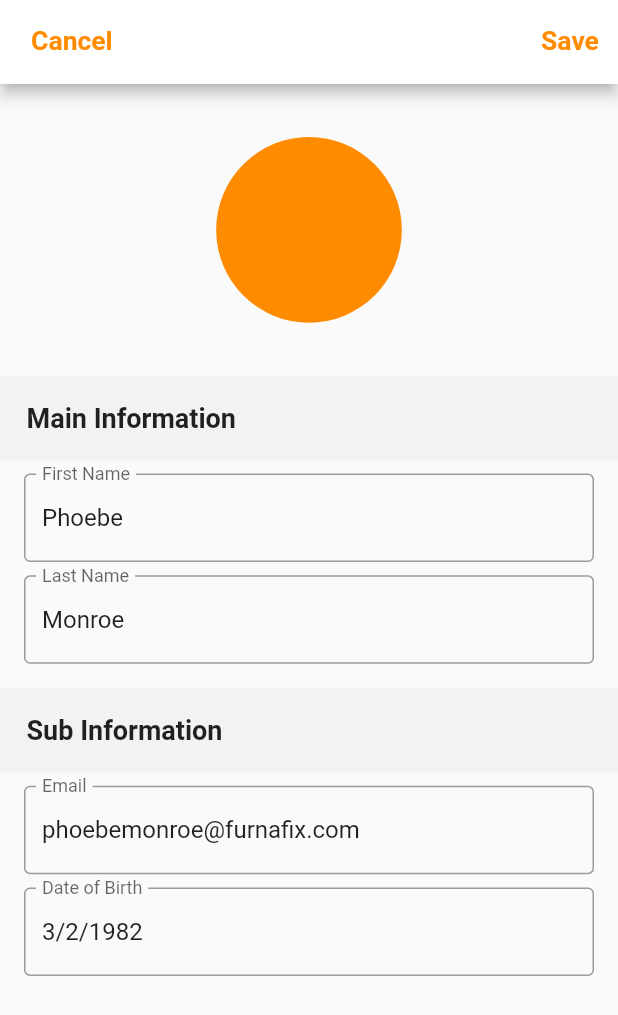
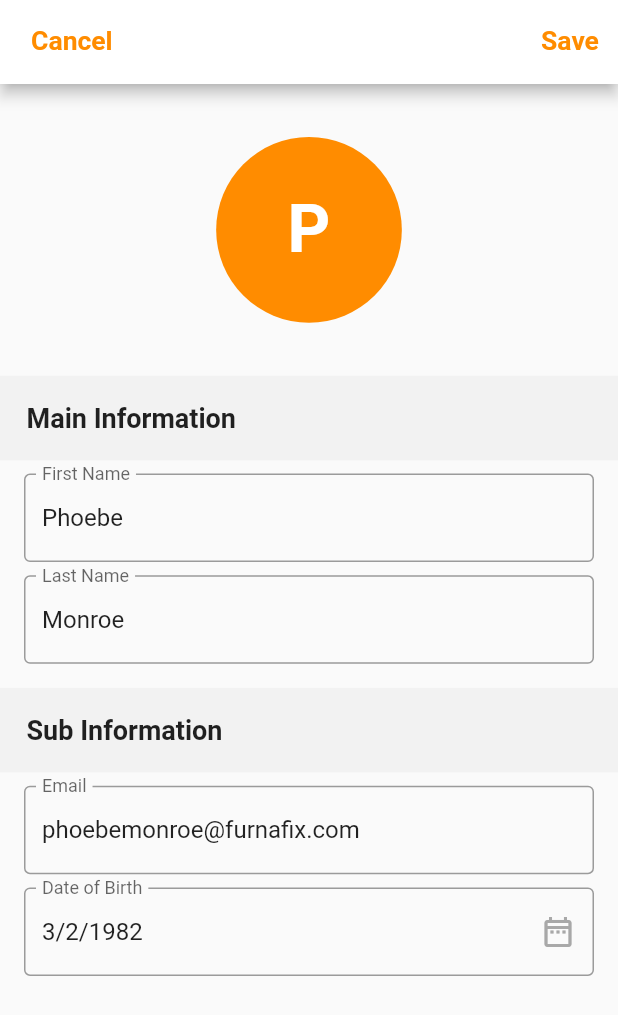
Before and after one commit to aabidsayeed1/flutter_contact_test, a Flutter app: the screen it shows after launch, after a tap on an icon or button, on a phone screen of 412 x 824 dp. Shown: the top 1015 px of the screen. Run offline on Flutter 3.47's test engine with Material 2 defaults, Android fonts, the light colour scheme and no system bars; our stand-ins replace flutter_screenutil, get, google_fonts; missing offline and left inert: page_state_handler.

Commit message:
delete multiple items

```diff
--- a/lib/presentation/contacts/contacts_page.dart
+++ b/lib/presentation/contacts/contacts_page.dart
@@ -6,7 +6,6 @@ import 'package:flutter/material.dart';
 import 'package:flutter_screenutil/flutter_screenutil.dart';
 import 'package:get/get.dart';
 import 'package:page_state_handler/page_state_handler.dart';
-
 import 'widget/grid_contact_item.dart';
 
 class ConatactsPage extends GetView<ContactsController> {
@@ -29,9 +28,8 @@ class ConatactsPage extends GetView<ContactsController> {
           backgroundColor: AppColors.white,
           centerTitle: true,
           title: Obx(() => controller.isSearch.value
-              ? AnimatedContainer(
+              ? Container(
                   height: 55.h,
-                  duration: const Duration(milliseconds: 1000),
                   padding:
                       EdgeInsets.symmetric(horizontal: 16.w, vertical: 4.h),
                   child: TextField(
@@ -66,7 +64,20 @@ class ConatactsPage extends GetView<ContactsController> {
                       fontWeight: FontWeight.w900),
                 )),
           actions: [
-            IconButton(
+            Obx(
+              () => controller.deleteIdList.isNotEmpty
+                  ? IconButton(
+                      onPressed: () {
+                        controller.showConfirmationDialog(() {
+                          controller.delete();
+                        });
+                      },
+                      icon: Icon(
+                        Icons.delete,
+                        size: 35.sp,
+                        color: AppColors.primary,
+                      ))
+                  : IconButton(
                       onPressed: () {
                         controller.clearAllTextFeild();
                         Get.toNamed(RoutePageString.addContact);
@@ -76,6 +87,7 @@ class ConatactsPage extends GetView<ContactsController> {
                         size: 40.sp,
                         color: AppColors.primary,
                       )),
+            ),
           ],
         ),
         body: PageStateHandler(
@@ -99,11 +111,32 @@ class ConatactsPage extends GetView<ContactsController> {
                 itemCount: controller.searchList.length,
                 itemBuilder: (context, index) {
                   return GestureDetector(
+                    onLongPress: () {
+                      controller.deleteIdList
+                          .add(controller.searchList[index].id!);
+                    },
                     onTap: () {
+                      if (controller.deleteIdList.isNotEmpty) {
+                        if (controller.deleteIdList
+                            .contains(controller.searchList[index].id!)) {
+                          controller.deleteIdList.removeWhere((element) =>
+                              element == controller.searchList[index].id!);
+                        } else {
+                          controller.deleteIdList
+                              .add(controller.searchList[index].id!);
+                        }
+                      } else {
                         controller.editContact(index);
+                      }
                     },
-                    child: GridContactItem(
+                    child: Obx(
+                      () => GridContactItem(
+                          boderColor: controller.deleteIdList
+                                  .contains(controller.searchList[index].id!)
+                              ? AppColors.primary
+                              : AppColors.lightGray,
                           name: controller.searchList[index].firstName!),
+                    ),
                   );
                 },
               ),
--- a/lib/presentation/contacts/widget/add_contact.dart
+++ b/lib/presentation/contacts/widget/add_contact.dart
@@ -3,6 +3,7 @@ import 'package:contact_test/presentation/widgets/add_space.dart';
 import 'package:flutter/material.dart';
 import 'package:flutter_screenutil/flutter_screenutil.dart';
 import 'package:get/get.dart';
+import 'package:intl/intl.dart';
 import '../../../app/config/app_colors.dart';
 
 class AddContactWidget extends GetView<ContactsController> {
@@ -16,9 +17,21 @@ class AddContactWidget extends GetView<ContactsController> {
         children: [
           AddSpace.vertical(40.h),
           Center(
-            child: CircleAvatar(
-              radius: 70.r,
-              backgroundColor: AppColors.primary,
+            child: Hero(
+              tag: 'contact${controller.firstNameC!.text}',
+              child: CircleAvatar(
+                radius: 70.r,
+                backgroundColor: AppColors.primary,
+                child: Text(
+                  controller.selectedContactId.isEmpty
+                      ? ''
+                      : controller.firstNameC!.text[0].toString(),
+                  style: TextStyle(
+                      fontSize: 50.sp,
+                      color: AppColors.white,
+                      fontWeight: FontWeight.bold),
+                ),
+              ),
             ),
           ),
           SizedBox(
@@ -90,9 +103,22 @@ class AddContactWidget extends GetView<ContactsController> {
           Padding(
             padding: const EdgeInsets.symmetric(horizontal: 16.0),
             child: TextField(
+              readOnly: true,
+              onTap: () {
+                _datePicker(context);
+              },
               controller: controller.dobC,
               textInputAction: TextInputAction.done,
               decoration: InputDecoration(
+                  suffixIcon: IconButton(
+                    onPressed: () {
+                      _datePicker(context);
+                    },
+                    icon: Icon(
+                      Icons.date_range_outlined,
+                      color: AppColors.lightGray,
+                    ),
+                  ),
                   border: const OutlineInputBorder(),
                   focusedBorder: OutlineInputBorder(
                       borderSide: BorderSide(color: AppColors.lightGray)),
@@ -100,9 +126,32 @@ class AddContactWidget extends GetView<ContactsController> {
               keyboardType: TextInputType.datetime,
             ),
           ),
-          const SizedBox(height: 16.0),
+          AddSpace.vertical(25.h),
         ],
       ),
     );
   }
+
+  _datePicker(BuildContext context) async {
+    final DateTime? selectedDate = await Get.dialog(Theme(
+      data: Theme.of(context).copyWith(
+          colorScheme: ColorScheme.light(
+            primary: AppColors.primary,
+            onPrimary: AppColors.white,
+            onSurface: AppColors.lightblack,
+          ),
+          textButtonTheme: TextButtonThemeData(
+            style: TextButton.styleFrom(
+              foregroundColor: AppColors.primary,
+            ),
+          )),
+      child: DatePickerDialog(
+          initialDate: DateTime.now(),
+          firstDate: DateTime(1950),
+          lastDate: DateTime.now()),
+    ));
+    DateFormat dateFormat = DateFormat("dd/MM/yyyy");
+
+    controller.dobC!.text = dateFormat.format(selectedDate!);
+  }
 }
--- a/lib/presentation/contacts/widget/grid_contact_item.dart
+++ b/lib/presentation/contacts/widget/grid_contact_item.dart
@@ -1,29 +1,38 @@
-import 'package:contact_test/app/config/app_colors.dart';
+// ignore_for_file: public_member_api_docs, sort_constructors_first
 import 'package:flutter/material.dart';
 import 'package:flutter_screenutil/flutter_screenutil.dart';
 
+import 'package:contact_test/app/config/app_colors.dart';
+
 class GridContactItem extends StatelessWidget {
   final String name;
-
-  const GridContactItem({super.key, required this.name});
+  final Color boderColor;
+  const GridContactItem({
+    Key? key,
+    required this.name,
+    required this.boderColor,
+  }) : super(key: key);
 
   @override
   Widget build(BuildContext context) {
     return Container(
       padding: const EdgeInsets.all(8.0),
       decoration: BoxDecoration(
-        border: Border.all(color: AppColors.lightGray),
+        border: Border.all(color: boderColor),
         borderRadius: BorderRadius.circular(2.0),
       ),
       child: Column(
         mainAxisAlignment: MainAxisAlignment.center,
         children: [
-          CircleAvatar(
-            radius: 32.r,
-            backgroundColor: AppColors.primary,
-            child: Text(
-              name[0],
-              style: TextStyle(fontSize: 20.sp, color: AppColors.white),
+          Hero(
+            tag: 'contact$name',
+            child: CircleAvatar(
+              radius: 32.r,
+              backgroundColor: AppColors.primary,
+              child: Text(
+                name[0],
+                style: TextStyle(fontSize: 20.sp, color: AppColors.white),
+              ),
             ),
           ),
           SizedBox(height: 15.h),
--- a/pubspec.yaml
+++ b/pubspec.yaml
@@ -40,6 +40,7 @@ dependencies:
 
   flutter_screenutil: ^5.9.0
   google_fonts: ^6.1.0
+  intl: ^0.18.1
 
 dev_dependencies:
   flutter_test:
```
Also changed, not shown: lib/presentation/Base/base_controller.dart (+8 -2 lines), lib/presentation/contacts/contacts_controller.dart (+18 -5 lines), pubspec.lock. Lines whose indentation alone changed are shown as unchanged.
